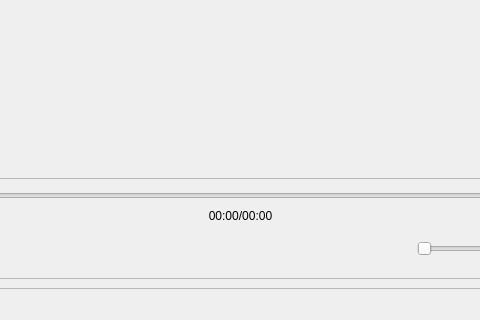
Above: src/mainwindow.ui from jcfain/XTPlayer before the change; both pictures show x 478 to 958 and y 374 to 694 of the 1094 by 694 pixel window. Below: the same form after it.
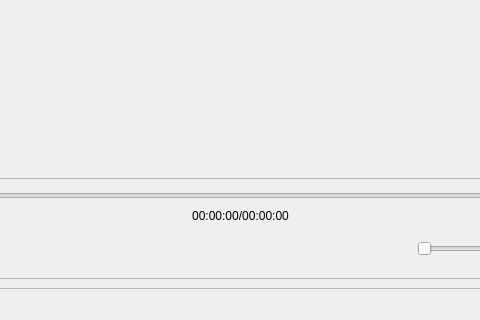
That is the form after the change. Icons and pictures are not drawn. Custom widgets are drawn as their Qt base class.

```diff
--- a/src/mainwindow.ui
+++ b/src/mainwindow.ui
@@ -177,7 +177,7 @@
             <item row="1" column="5" colspan="2">
              <widget class="QLabel" name="lblCurrentDuration">
               <property name="text">
-               <string>00:00/00:00</string>
+               <string>00:00:00/00:00:00</string>
               </property>
               <property name="alignment">
                <set>Qt::AlignCenter</set>
```
